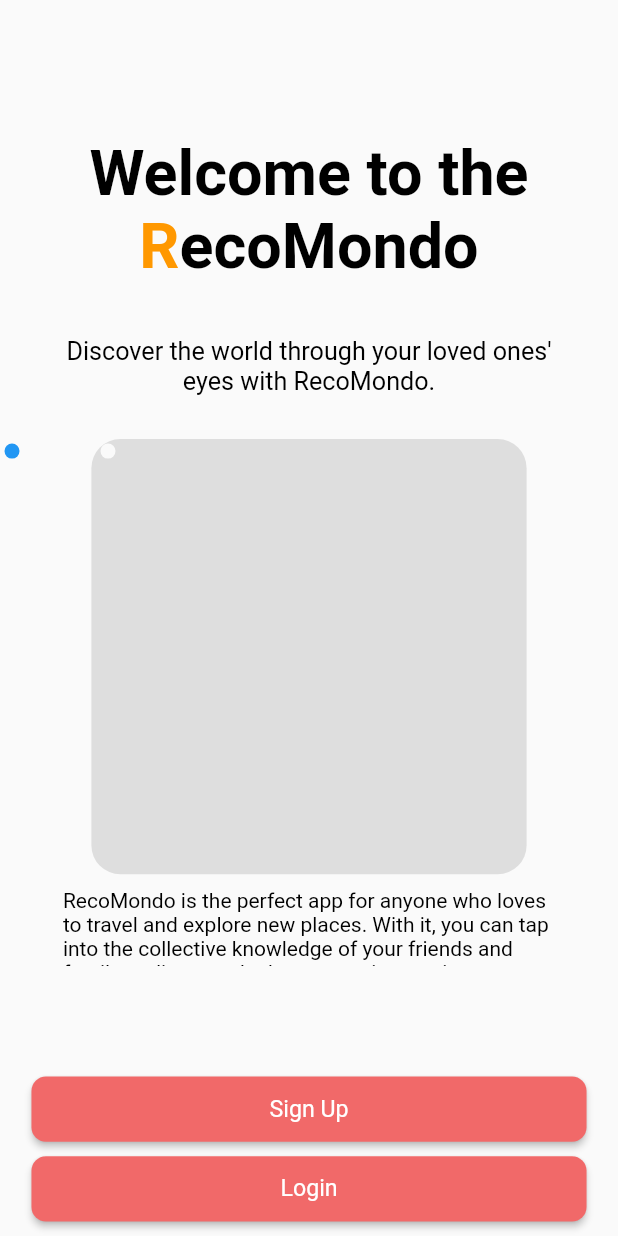
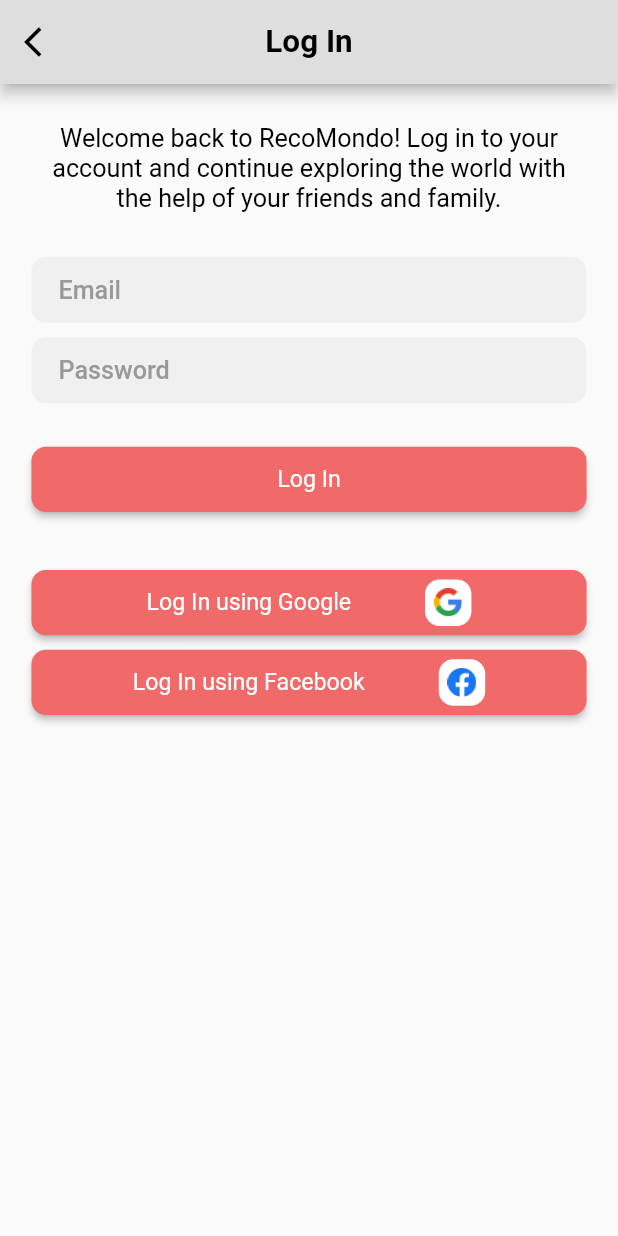
Before and after one commit to LakshithVithana/recomondo, a Flutter app: the screen it shows after launch, after a tap on "Login", on a phone screen of 412 x 824 dp. Run offline on Flutter 3.47's test engine with Material 2 defaults, Android fonts, the phone set to English and light mode, and no system bars; drawn by our look-alikes of card_swiper; our stand-ins replace flutter_screenutil, google_fonts.

Commit message:
login page added

```diff
--- a/lib/screens/auth/signup_page.dart
+++ b/lib/screens/auth/presentation/pages/login_page.dart
@@ -5,8 +5,8 @@ import 'package:recomondo/core/widgets/button_custom_widget.dart';
 import 'package:recomondo/core/widgets/text_custom_widget.dart';
 import 'package:recomondo/core/widgets/text_field_custom.dart';
 
-class SignupPage extends StatelessWidget {
-  const SignupPage({Key? key}) : super(key: key);
+class LoginPage extends StatelessWidget {
+  const LoginPage({Key? key}) : super(key: key);
 
   @override
   Widget build(BuildContext context) {
@@ -19,11 +19,12 @@ class SignupPage extends StatelessWidget {
           ),
           onPressed: () {
             // Implement back button functionality here
+            Navigator.pop(context);
           },
         ),
         backgroundColor: mainGreyColor,
         title: Text(
-          "Sign Up",
+          "Log In",
           textAlign: TextAlign.center,
           style: TextStyle(
             color: Colors.black,
@@ -40,27 +41,12 @@ class SignupPage extends StatelessWidget {
         child: Column(
           children: [
             TextCustomWidget(
-                marginTop: 27.h,
-                marginBottom: 30.h,
-                text:
-                    "Join RecoMondo today and start discovering the world through the eyes of your loved ones!"),
-            TextFieldCustom(
-              hintText: "First Name",
-              margins: EdgeInsets.only(
-                bottom: 10.h,
-              ),
-            ),
-            TextFieldCustom(
-              hintText: "Last Name",
-              margins: EdgeInsets.only(
-                bottom: 10.h,
-              ),
-            ),
-            TextFieldCustom(
-              hintText: "About",
-              margins: EdgeInsets.only(
-                bottom: 25.h,
-              ),
+              marginTop: 27.h,
+              marginBottom: 30.h,
+              text:
+                  "Welcome back to RecoMondo! Log in to your account and continue exploring the world with the help of your friends and family.",
+              fontSize: 16.sp,
+              textAlign: TextAlign.center,
             ),
             TextFieldCustom(
               hintText: "Email",
@@ -75,14 +61,14 @@ class SignupPage extends StatelessWidget {
               ),
             ),
             ButtonCustomWidget(
-              buttonText: "Sign Up",
+              buttonText: "Log In",
               callback: () {},
               margins: EdgeInsets.only(
                 bottom: 40.h,
               ),
             ),
             ButtonCustomWidget(
-              buttonText: "Sign Up using Google",
+              buttonText: "Log In using Google",
               callback: () {},
               iconAssetUrl: "assets/images/google_logo.png",
               margins: EdgeInsets.only(
@@ -90,7 +76,7 @@ class SignupPage extends StatelessWidget {
               ),
             ),
             ButtonCustomWidget(
-              buttonText: "Sign Up using Facebook",
+              buttonText: "Log In using Facebook",
               callback: () {},
               margins: EdgeInsets.zero,
               iconAssetUrl: "assets/images/facebook_logo.png",
--- a/lib/screens/welcome/presentation/welcome_page.dart
+++ b/lib/screens/welcome/presentation/welcome_page.dart
@@ -3,7 +3,8 @@ import 'package:flutter/material.dart';
 import 'package:flutter_screenutil/flutter_screenutil.dart';
 import 'package:recomondo/core/widgets/button_custom_widget.dart';
 import 'package:recomondo/core/widgets/text_custom_widget.dart';
-import 'package:recomondo/screens/auth/signup_page.dart';
+import 'package:recomondo/screens/auth/presentation/pages/login_page.dart';
+import 'package:recomondo/screens/auth/presentation/pages/signup_page.dart';
 import 'package:recomondo/screens/welcome/presentation/widgets/welcome_message_widget.dart';
 
 class WelcomePage extends StatelessWidget {
@@ -75,9 +76,14 @@ class WelcomePage extends StatelessWidget {
             height: 10.h,
           ),
           ButtonCustomWidget(
-            buttonText: "Login",
-            callback: () {},
-          ),
+              buttonText: "Login",
+              callback: () {
+                Navigator.push(
+                    context,
+                    MaterialPageRoute(
+                      builder: (context) => const LoginPage(),
+                    ));
+              }),
           SizedBox(
             height: 10.h,
           ),
```
Also changed, not shown: lib/screens/auth/presentation/pages/signup_page.dart (added, +104 -0 lines).
